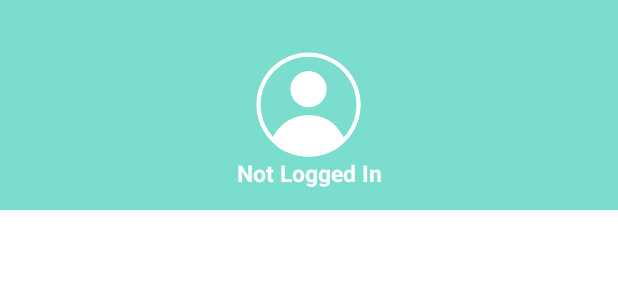
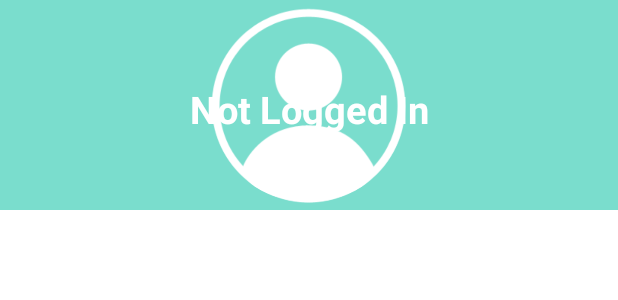
Before and after one commit to soleyl/GakktuIBaeinn, an Android app: the layout fragment_navigation_drawer.xml on its own in the app's theme, with its tools: preview values and no code run, on a phone screen of 412 x 824 dp. Shown: the top 300 px of the screen. Run offline under Robolectric (Android 15) with nearby library versions, the phone set to English and light mode, and no system bars; network calls fail.

Commit message:
userProfile perfected

```diff
--- a/app/build.gradle
+++ b/app/build.gradle
@@ -29,4 +29,5 @@ dependencies {
     compile 'com.squareup.okhttp:okhttp:2.0.0'
     compile 'com.squareup.picasso:picasso:2.5.2'
     compile 'com.android.support:design:22.2.1'
+    compile 'de.hdodenhof:circleimageview:2.0.0'
 }
--- a/app/src/main/java/info/androidhive/materialdesign/activity/FragmentDrawer.java
+++ b/app/src/main/java/info/androidhive/materialdesign/activity/FragmentDrawer.java
@@ -28,6 +28,8 @@ import android.widget.TextView;
 import java.io.InputStream;
 import java.util.ArrayList;
 import java.util.List;
+
+import de.hdodenhof.circleimageview.CircleImageView;
 import info.androidhive.materialdesign.R;
 import info.androidhive.materialdesign.adapter.NavigationDrawerAdapter;
 import info.androidhive.materialdesign.model.NavDrawerItem;
@@ -44,7 +46,9 @@ public class FragmentDrawer extends Fragment {
     private TextView mLoggedInUserTextView;
     private static String[] titles = null;
     private FragmentDrawerListener drawerListener;
-    private ImageView mLoggedInUserImage;
+    //private CircleImageView mLoggedInUserImage;
+    //private ImageView mLoggedInUserImage;
+    private de.hdodenhof.circleimageview.CircleImageView mLoggedInUserImage;
 
     public FragmentDrawer() {
 
@@ -113,7 +117,10 @@ public class FragmentDrawer extends Fragment {
         View layout = inflater.inflate(R.layout.fragment_navigation_drawer, container, false);
         recyclerView = (RecyclerView) layout.findViewById(R.id.drawerList);
         mLoggedInUserTextView = (TextView) layout.findViewById(R.id.user_logged_in_status_text_view);
-        mLoggedInUserImage = (ImageView) layout.findViewById(R.id.user_profile_image);
+        //mLoggedInUserImage = (ImageView) layout.findViewById(R.id.user_profile_image);
+        //mLoggedInUserImage = (CircleImageView) layout.findViewById(R.id.user_profile_image);
+
+        mLoggedInUserImage = (de.hdodenhof.circleimageview.CircleImageView) layout.findViewById(R.id.user_profile_image);
 
         adapter = new NavigationDrawerAdapter(getActivity(), getData());
         recyclerView.setAdapter(adapter);
--- a/app/src/main/java/info/androidhive/materialdesign/activity/MainActivity.java
+++ b/app/src/main/java/info/androidhive/materialdesign/activity/MainActivity.java
@@ -141,7 +141,8 @@ public class MainActivity extends AppCompatActivity implements FragmentDrawer.Fr
         }
         else {
             userNameTextView.setText(R.string.not_logged_in_text);
-            userImageView.setImageResource(R.drawable.ic_profile);
+            //userImageView.setImageResource(R.drawable.ic_profile);
+            userImageView.setImageResource(R.drawable.blueman);
         }
 
         getMenuInflater().inflate(R.menu.menu_main, menu);
--- a/app/src/main/res/layout/fragment_navigation_drawer.xml
+++ b/app/src/main/res/layout/fragment_navigation_drawer.xml
@@ -1,6 +1,7 @@
 <RelativeLayout xmlns:android="http://schemas.android.com/apk/res/android"
     android:layout_width="match_parent"
     android:layout_height="match_parent"
+    android:id="@+id/top_layout"
     android:background="@android:color/white">
 
 
@@ -10,14 +11,33 @@
         android:layout_height="140dp"
         android:layout_alignParentTop="true"
         android:background="@color/colorPrimary">
-
+        <!--
+        <circle
+            android:layout_width="90dp"
+            android:layout_height="90dp"
+            android:background="@color/textColorPrimary"
+            android:src="@drawable/ic_profile"
+            android:id="@+id/user_profile_image"
+            android:layout_centerHorizontal="true" />
+            -->
+<!--
         <ImageView
-            android:layout_width="70dp"
-            android:layout_height="70dp"
+            android:layout_width="90dp"
+            android:layout_height="90dp"
             android:src="@drawable/ic_profile"
             android:id="@+id/user_profile_image"
             android:scaleType="fitCenter"
             android:layout_centerInParent="true" />
+           -->
+
+        <de.hdodenhof.circleimageview.CircleImageView
+            android:id="@+id/user_profile_image"
+            android:layout_width="130dp"
+            android:layout_marginTop="5dp"
+            android:layout_height="130dp"
+            android:src="@drawable/ic_profile"
+            android:layout_centerHorizontal="true"/>
+
         <TextView
             android:id="@+id/user_logged_in_status_text_view"
             android:layout_width="match_parent"
@@ -25,9 +45,9 @@
             android:gravity="center_horizontal"
             android:text="@string/not_logged_in_text"
             android:textStyle="bold"
-            android:textSize="15dp"
-            android:textColor="@color/textColorPrimary"
-            android:layout_below="@+id/user_profile_image"/>
+            android:layout_marginTop="55dp"
+            android:textSize="25dp"
+            android:textColor="@color/textColorPrimary"/>
 
     </RelativeLayout>
 
--- a/settings.gradle
+++ b/settings.gradle
@@ -1 +1 @@
-include ':app'
+include ':app',':circleimageview'
```
Also changed, not shown: app/src/main/res/drawable/blueman.png (added), 2 other files.
